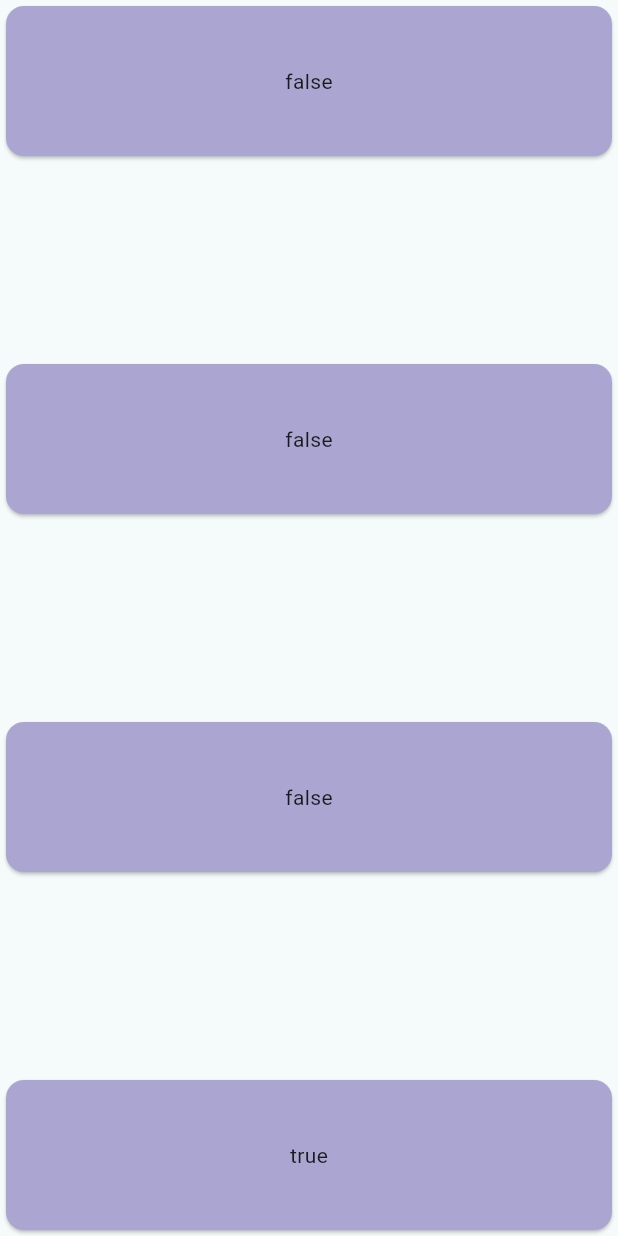
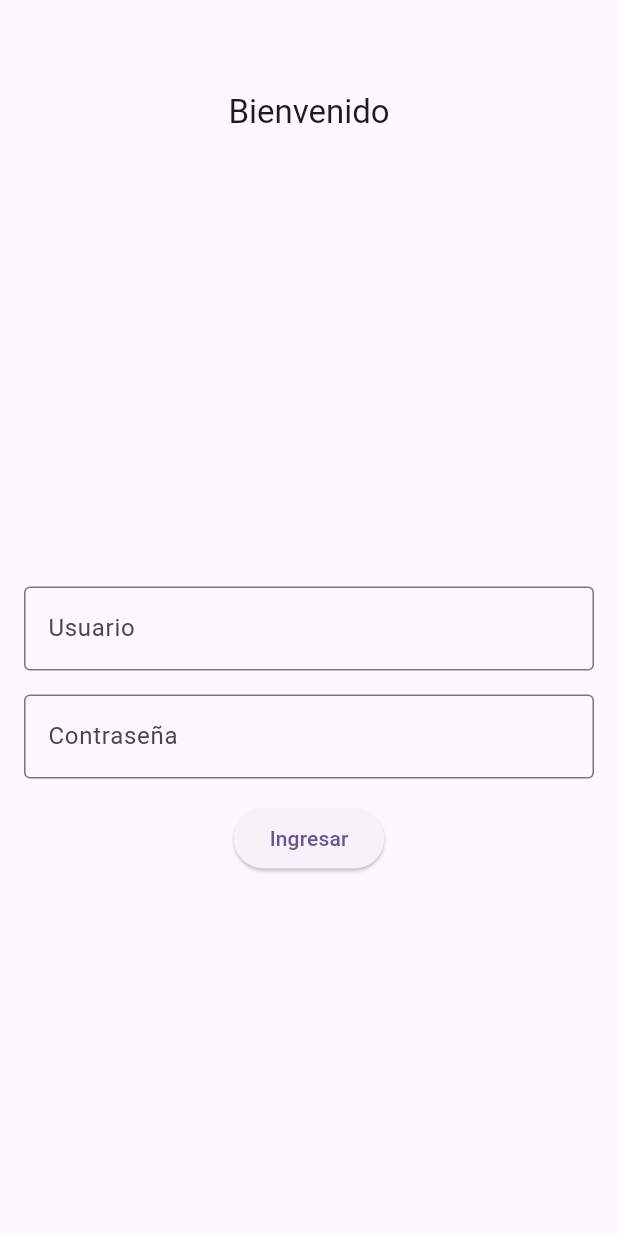
Before and after one commit to maihaara/proyecto_app, a Flutter app: the screen it shows after launch, on a phone screen of 412 x 824 dp. Run offline on Flutter 3.47's test engine with Material 3 defaults, Android fonts, the phone set to English and light mode, and no system bars.

Commit message:
parte de la parcial

```diff
--- a/analysis_options.yaml
+++ b/analysis_options.yaml
@@ -7,6 +7,9 @@
 
 # The following line activates a set of recommended lints for Flutter apps,
 # packages, and plugins designed to encourage good coding practices.
+analyzer:
+  errors:
+    depend_on_referenced_packages: ignore
 include: package:flutter_lints/flutter.yaml
 
 linter:
--- /dev/null
+++ b/lib/formulario_login.dart
@@ -0,0 +1,70 @@
+import 'package:flutter/material.dart';
+import 'package:app1/list_items.dart';
+
+class MyCustomFormWithNavigation extends StatefulWidget {
+  const MyCustomFormWithNavigation({super.key});
+
+  @override
+  _MyCustomFormWithNavigationState createState() => _MyCustomFormWithNavigationState();
+}
+
+class _MyCustomFormWithNavigationState extends State<MyCustomFormWithNavigation> {
+  final _formKey = GlobalKey<FormState>();
+  final _userController = TextEditingController();
+  final _passwordController = TextEditingController();
+
+  void _submitForm() async {
+    if (_formKey.currentState!.validate()) {
+      await Future.delayed(const Duration(seconds: 2));
+      Navigator.of(context).push(
+        MaterialPageRoute(builder: (context) => const SpacedItemsList()),
+      );
+    }
+  }
+
+  @override
+  Widget build(BuildContext context) {
+    return Scaffold(
+      appBar: AppBar(
+        toolbarHeight: 150,
+        title: const Center(child: Text('Bienvenido')),
+      ),
+      body: Center(
+        child: Padding(
+          padding: const EdgeInsets.all(16),
+          child: Form(
+            key: _formKey,
+            child: Column(
+              mainAxisAlignment: MainAxisAlignment.center,
+              children: [
+                TextFormField(
+                  controller: _userController,
+                  decoration: const InputDecoration(
+                    labelText: 'Usuario',
+                    border: OutlineInputBorder(),
+                  ),
+                  validator: (value) => value!.isEmpty ? 'Por favor ingresa su usuario' : null,
+                ),
+                const SizedBox(height: 16),
+                TextFormField(
+                  controller: _passwordController,
+                  decoration: const InputDecoration(
+                    labelText: 'Contraseña',
+                    border: OutlineInputBorder(),
+                  ),
+                  obscureText: true,
+                  validator: (value) => value!.isEmpty ? 'Por favor ingrese el password' : null,
+                ),
+                const SizedBox(height: 16),
+                ElevatedButton(
+                  onPressed: _submitForm,
+                  child: const Text('Ingresar'),
+                ),
+              ],
+            ),
+          ),
+        ),
+      ),
+    );
+  }
+}
--- a/lib/main.dart
+++ b/lib/main.dart
@@ -1,83 +1,21 @@
 import 'package:flutter/material.dart';
+import 'package:app1/formulario_login.dart';
 
-void main() => runApp(const SpacedItemsList());
+void main() => runApp(const MyApp());
 
-class SpacedItemsList extends StatelessWidget {
-  const SpacedItemsList({super.key});
+class MyApp extends StatelessWidget {
+  const MyApp({super.key});
 
   @override
   Widget build(BuildContext context) {
-    const items = 4;
-    var datalist =  [{
-    "userId": 1,
-    "id": 1,
-    "title": "delectus aut autem",
-    "completed": false
-  },
-
-  {
-    "userId": 1,
-    "id": 2,
-    "title": "quis ut nam facilis et officia qui",
-    "completed": false
-  },
-  {
-    "userId": 1,
-    "id": 3,
-    "title": "fugiat veniam minus",
-    "completed": false
-  },
-  {
-    "userId": 1,
-    "id": 4,
-    "title": "et porro tempora",
-    "completed": true
-  }  ];
-
     return MaterialApp(
       title: 'Flutter Demo',
       debugShowCheckedModeBanner: false,
       theme: ThemeData(
-        colorScheme: ColorScheme.fromSeed(seedColor: const Color.fromARGB(255, 240, 240, 240)),
-        cardTheme: CardTheme(color: Color.fromARGB(255, 170, 166, 209)),
+        colorScheme: ColorScheme.fromSeed(seedColor: Colors.deepPurple),
         useMaterial3: true,
       ),
-      home: Scaffold(
-        body: LayoutBuilder(builder: (context, constraints) {
-          return SingleChildScrollView(
-            child: ConstrainedBox(
-              constraints: BoxConstraints(minHeight: constraints.maxHeight),
-              child: Column(
-                mainAxisAlignment: MainAxisAlignment.spaceBetween,
-                crossAxisAlignment: CrossAxisAlignment.stretch,
-                children: List.generate(
-                    datalist.length, (index) => ItemWidget(text: "${datalist[index]["completed"]}")),
-              ),
-            ),
-          );
-        }),
-      ),
+      home: const MyCustomFormWithNavigation(),
     );
   }
 }
-
-
-class ItemWidget extends StatelessWidget {
-  const ItemWidget({
-    super.key,
-    required this.text,
-  });
-
-  final String text;
-
-
-  @override
-  Widget build(BuildContext context) {
-    return Card(
-      child: SizedBox(
-        height: 100,
-        child: Center(child: Text(text)),
-      ),
-    );
-  }
-}
```
Also changed, not shown: lib/list_items.dart (added, +110 -0 lines), lib/navigation_bar.dart (added, +64 -0 lines), lib/text_field_example.dart (added, +62 -0 lines).
